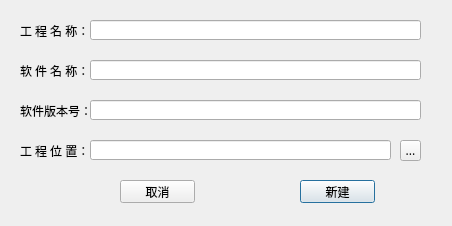
Before: the Qt Designer form ui_designer/newpro.ui in swx-opentech/SCRM-Generator, drawn with Qt 5.
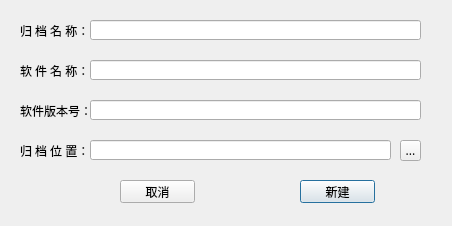
After: the same form once the commit is applied.

```diff
--- a/ui_designer/newpro.ui
+++ b/ui_designer/newpro.ui
@@ -100,7 +100,7 @@
     </rect>
    </property>
    <property name="text">
-    <string>工 程 位 置：</string>
+    <string>归 档 位 置：</string>
    </property>
   </widget>
   <widget class="QLineEdit" name="ProjectPath">
@@ -136,7 +136,7 @@
     </rect>
    </property>
    <property name="text">
-    <string>工 程 名 称：</string>
+    <string>归 档 名 称：</string>
    </property>
   </widget>
   <widget class="QLineEdit" name="ProjectName">
```
Left out of the diff: 2 changed lines with no effect on the pictures.
